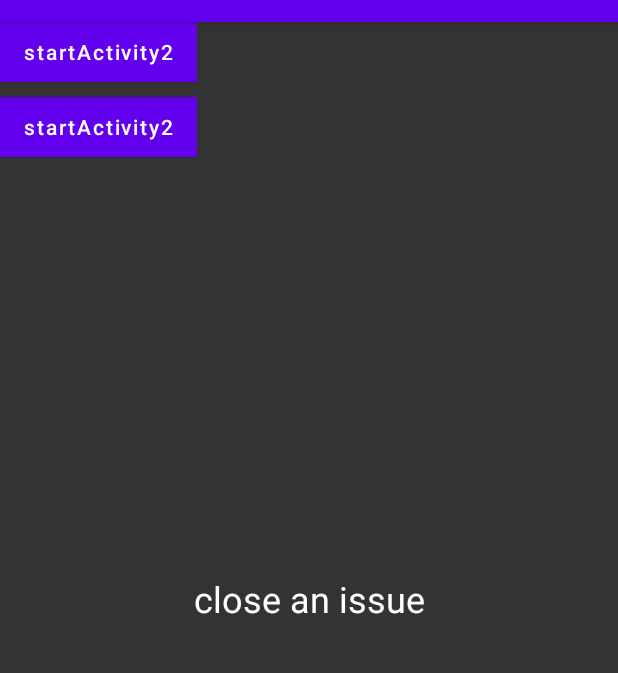
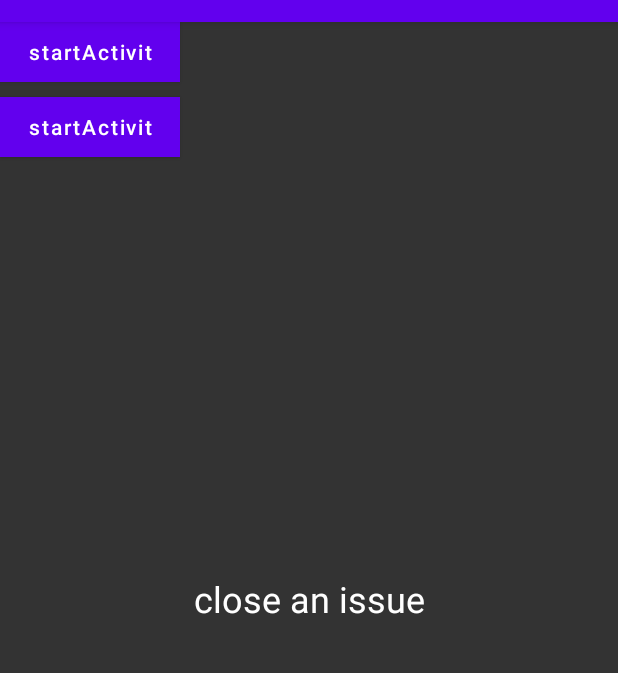
Before and after one commit to Shelter1024/TempProject, an Android app: the screen it shows after launch (MainActivity), on a phone screen of 412 x 824 dp, the part 62-735 px from its top. Run offline under Robolectric (Android 15) with nearby library versions, the phone set to English and light mode, and no system bars.

Commit message:
Revert "按钮宽度修改wrap_content"
This reverts commit e0e58518

```diff
--- a/app/src/main/res/layout/activity_main.xml
+++ b/app/src/main/res/layout/activity_main.xml
@@ -9,7 +9,7 @@
 
     <Button
         android:id="@+id/btn1"
-        android:layout_width="wrap_content"
+        android:layout_width="120dp"
         android:layout_height="40dp"
         android:onClick="startActivity1"
         android:text="startActivity2"
@@ -21,7 +21,7 @@
 
     <Button
         android:id="@+id/btn2"
-        android:layout_width="wrap_content"
+        android:layout_width="120dp"
         android:layout_height="40dp"
         android:layout_marginTop="10dp"
         android:onClick="startActivity2"
```
